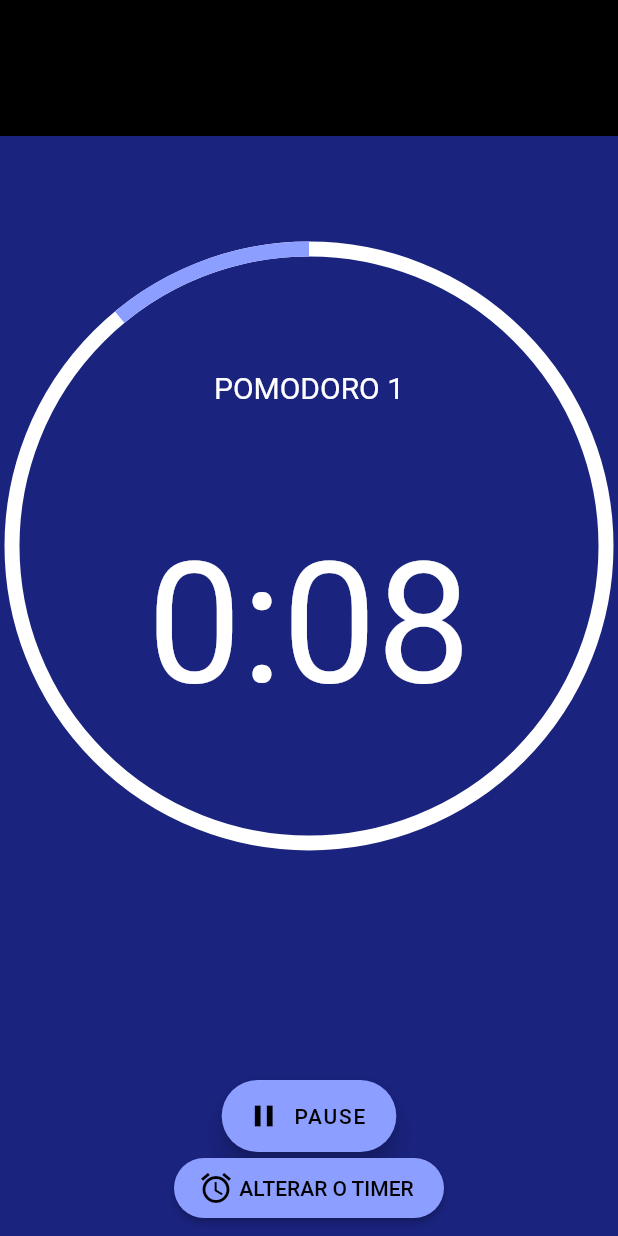
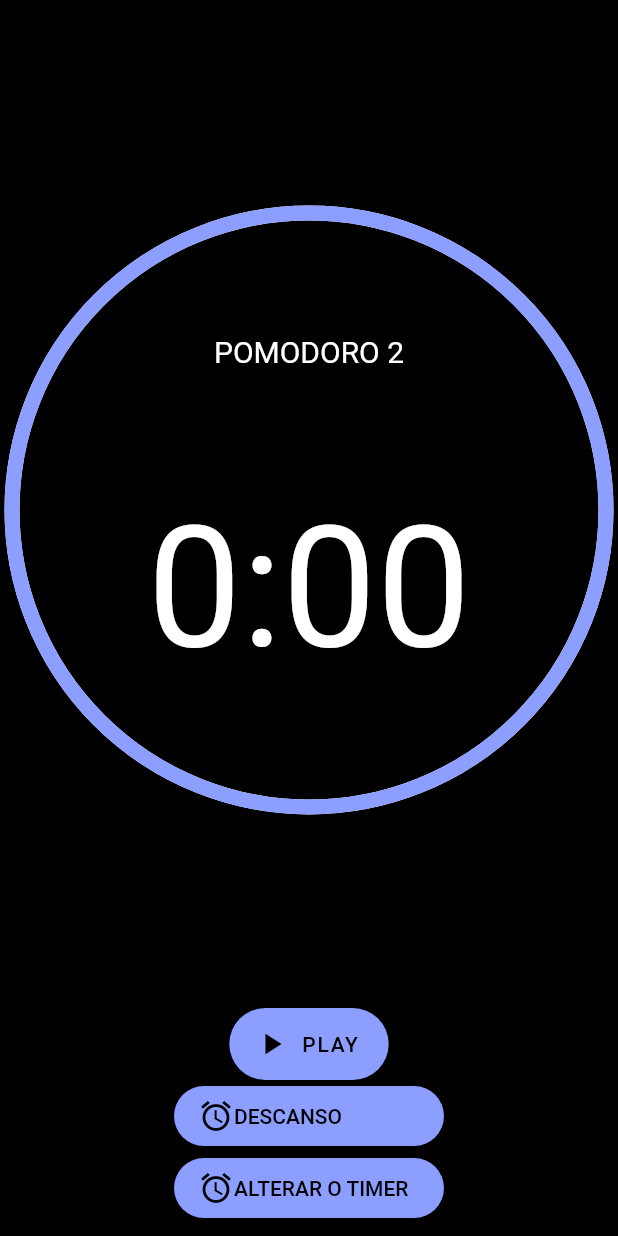
Before and after one commit to gabriela-prado/POMODORO, a Flutter app: the screen it shows after launch, after a tap on "PLAY", on a phone screen of 412 x 824 dp. Run offline on Flutter 3.47's test engine with Material 2 defaults, Android fonts, the phone set to English and light mode, and no system bars; missing offline and left inert: flutter_beep.

Commit message:
Adicionando botão com a opção Descanso

```diff
--- a/lib/components/button.dart
+++ b/lib/components/button.dart
@@ -2,8 +2,9 @@ import 'package:flutter/material.dart';
 
 class Button extends StatelessWidget {
   final Function onPress;
+  final String text;
 
-  const Button({Key key, @required this.onPress}) : super(key: key);
+  const Button({Key key, @required this.onPress, @required this.text}) : super(key: key);
 
   @override
   Widget build(BuildContext context) {
@@ -14,7 +15,7 @@ class Button extends StatelessWidget {
       child: Row(
         children: <Widget>[
           Icon(Icons.access_alarm_outlined, color: Colors.black),
-          Text(" ALTERAR O TIMER", style: TextStyle(color: Colors.black)),
+          Text(text, style: TextStyle(color: Colors.black)),
         ],
       ),
       style: TextButton.styleFrom(
--- a/lib/screens/count_down_timer.dart
+++ b/lib/screens/count_down_timer.dart
@@ -12,10 +12,11 @@ class CountDownTimer extends StatefulWidget {
 class _CountDownTimerState extends State<CountDownTimer>
     with TickerProviderStateMixin {
   AnimationController controller;
-  int time = 10;
+  int time = 1;
   String text = "POMODORO";
-  int i = 1;
-  int vezesPomodoro = 0;
+  int countPomodoro = 1;
+  int countDescanso = 1;
+  int count = 1;
 
   String get timerString {
     Duration duration = controller.duration * controller.value;
@@ -33,55 +34,55 @@ class _CountDownTimerState extends State<CountDownTimer>
 
     controller.addStatusListener((status) {
       if (status == AnimationStatus.completed) {
-        pomodoro();
+        setState(() {
+          if (text != "DESCANSO") {
+            controller.duration = Duration(seconds: time);
+          } else {
+            count = countDescanso;
+          }
+        });
+        FlutterBeep.playSysSound(49);
       } else if (status == AnimationStatus.dismissed) {
-        // a animação terminou
-        descanso();
-        verificarQtdePom();
+        setState(() {
+          if (countPomodoro == 4) {
+            verificarQtdePom();
+            countPomodoro++;
+          } else if (text == "POMODORO") {
+            countPomodoro++;
+            count = countPomodoro;
+          } else if (text == "DESCANSO") {
+            text = "POMODORO";
+            countDescanso++;
+          }
+        });
+        FlutterBeep.playSysSound(49);
       }
     });
-  }
-
-  void verificarQtdePom() {
-    if (vezesPomodoro == 4) {
-      _showMyDialog().then(
-        (value) => {
-          if (value == true){
-              setState(() {
-                  controller.duration = Duration(seconds: 20);
-              }),
-              controller.forward(),
-            }
-          else{
-            controller.forward(),
-          }
-        },
-      );
-    } else {
-      controller.forward(from: 0);
-    }
   }
 
   void descanso() {
     setState(() {
       text = "DESCANSO";
-      vezesPomodoro++;
-      FlutterBeep.playSysSound(49);
       controller.duration = Duration(seconds: 5);
     });
   }
 
-  void pomodoro() {
-    FlutterBeep.playSysSound(49);
-    if (text != "POMODORO") {
-      text = "POMODORO";
-      i++;
-      FlutterBeep.playSysSound(49);
-
-      controller.duration = Duration(seconds: time);
+  void verificarQtdePom() {
+    if (countPomodoro == 4) {
+      _showMyDialog().then(
+        (value) => {
+          if (value == true)
+            {
+              setState(() {
+                text = "DESCANSO";
+                controller.duration = Duration(seconds: 20);
+              }),
+            }
+        },
+      );
     }
-    controller.reverse();
   }
+  // FlutterBeep.playSysSound(49);
 
   Future<bool> _showMyDialog() async {
     return showDialog<bool>(
@@ -161,7 +162,7 @@ class _CountDownTimerState extends State<CountDownTimer>
                                   crossAxisAlignment: CrossAxisAlignment.center,
                                   children: <Widget>[
                                     Text(
-                                      "$text $i",
+                                      "$text $count",
                                       style: TextStyle(
                                           fontSize: 20.0, color: Colors.white),
                                     ),
@@ -205,6 +206,22 @@ class _CountDownTimerState extends State<CountDownTimer>
                       },
                     ),
                     Button(
+                      text: "Descanso".toUpperCase(),
+                      onPress: () {
+                        descanso();
+                        if (controller.isAnimating)
+                          controller.stop();
+                        else {
+                          controller.reverse(
+                            from: controller.value == 0.0
+                                ? 1.0
+                                : controller.value,
+                          );
+                        }
+                      },
+                    ),
+                    Button(
+                      text: "ALTERAR O TIMER",
                       onPress: () {
                         alterarTimer(context);
                       },
```
